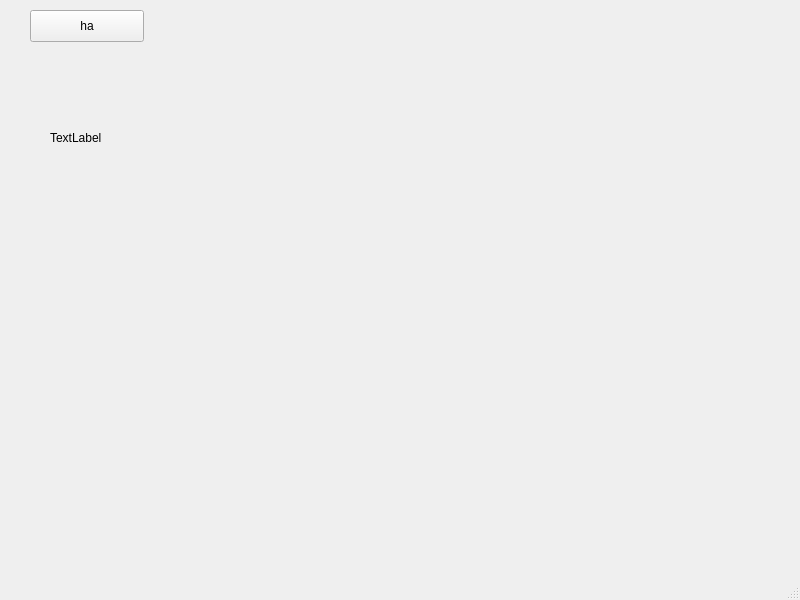
First picture: the form in userwindow.ui, repository Mark1988huang/tradingSystem, before the edit.
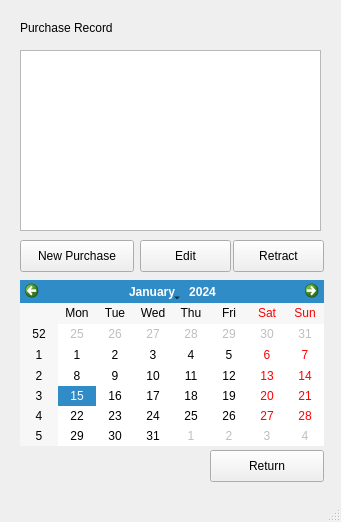
Second picture: the form after the edit.

Diff of the .ui file:
```diff
--- a/userwindow.ui
+++ b/userwindow.ui
@@ -6,38 +6,109 @@
    <rect>
     <x>0</x>
     <y>0</y>
-    <width>800</width>
-    <height>600</height>
+    <width>341</width>
+    <height>522</height>
    </rect>
   </property>
+  <property name="minimumSize">
+   <size>
+    <width>341</width>
+    <height>522</height>
+   </size>
+  </property>
+  <property name="maximumSize">
+   <size>
+    <width>341</width>
+    <height>522</height>
+   </size>
+  </property>
   <property name="windowTitle">
    <string>User Management</string>
   </property>
   <widget class="QWidget" name="centralwidget">
-   <widget class="QPushButton" name="pushButton">
+   <widget class="QPushButton" name="returnButton">
     <property name="geometry">
      <rect>
-      <x>30</x>
-      <y>10</y>
+      <x>210</x>
+      <y>450</y>
       <width>114</width>
       <height>32</height>
      </rect>
     </property>
     <property name="text">
-     <string>ha</string>
+     <string>Return</string>
+    </property>
+   </widget>
+   <widget class="QTableView" name="tableView">
+    <property name="geometry">
+     <rect>
+      <x>20</x>
+      <y>50</y>
+      <width>301</width>
+      <height>181</height>
+     </rect>
+    </property>
+   </widget>
+   <widget class="QCalendarWidget" name="calendarWidget">
+    <property name="geometry">
+     <rect>
+      <x>20</x>
+      <y>280</y>
+      <width>304</width>
+      <height>166</height>
+     </rect>
     </property>
    </widget>
    <widget class="QLabel" name="label">
     <property name="geometry">
      <rect>
-      <x>50</x>
-      <y>130</y>
-      <width>62</width>
+      <x>20</x>
+      <y>20</y>
+      <width>111</width>
       <height>16</height>
      </rect>
     </property>
     <property name="text">
-     <string>TextLabel</string>
+     <string>Purchase Record</string>
+    </property>
+   </widget>
+   <widget class="QPushButton" name="pushButton">
+    <property name="geometry">
+     <rect>
+      <x>233</x>
+      <y>240</y>
+      <width>91</width>
+      <height>32</height>
+     </rect>
+    </property>
+    <property name="text">
+     <string>Retract</string>
+    </property>
+   </widget>
+   <widget class="QPushButton" name="pushButton_2">
+    <property name="geometry">
+     <rect>
+      <x>20</x>
+      <y>240</y>
+      <width>114</width>
+      <height>32</height>
+     </rect>
+    </property>
+    <property name="text">
+     <string>New Purchase</string>
+    </property>
+   </widget>
+   <widget class="QPushButton" name="pushButton_3">
+    <property name="geometry">
+     <rect>
+      <x>140</x>
+      <y>240</y>
+      <width>91</width>
+      <height>32</height>
+     </rect>
+    </property>
+    <property name="text">
+     <string>Edit</string>
     </property>
    </widget>
   </widget>
```
Left out of the diff: 4 changed lines with no effect on the pictures.
